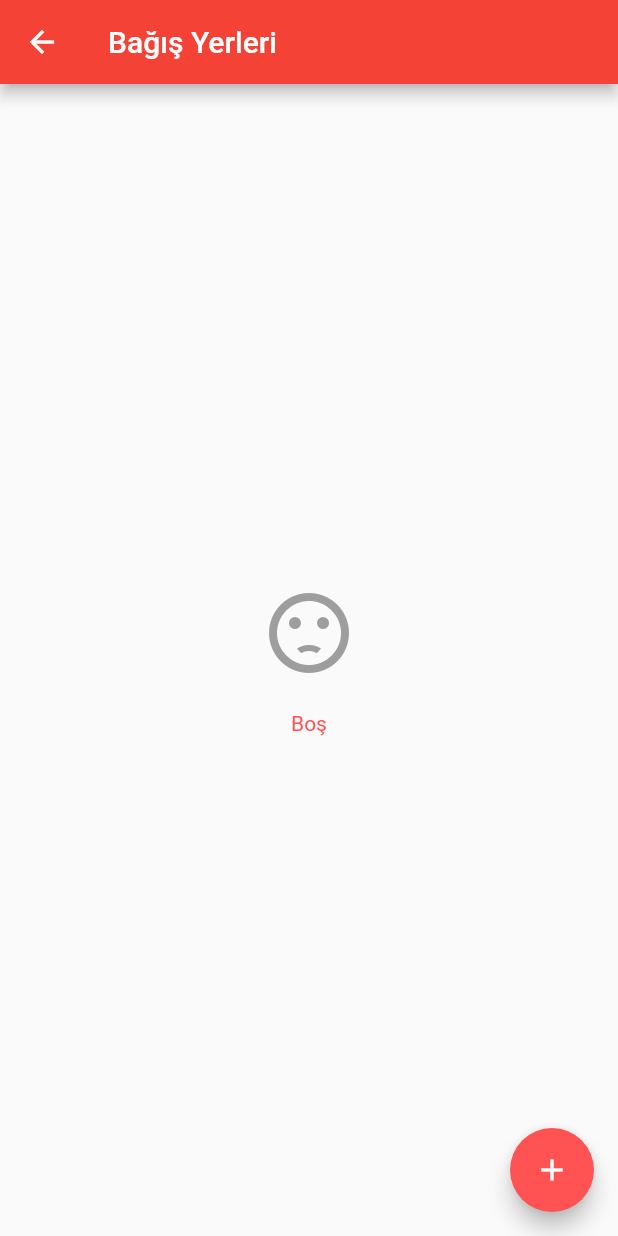
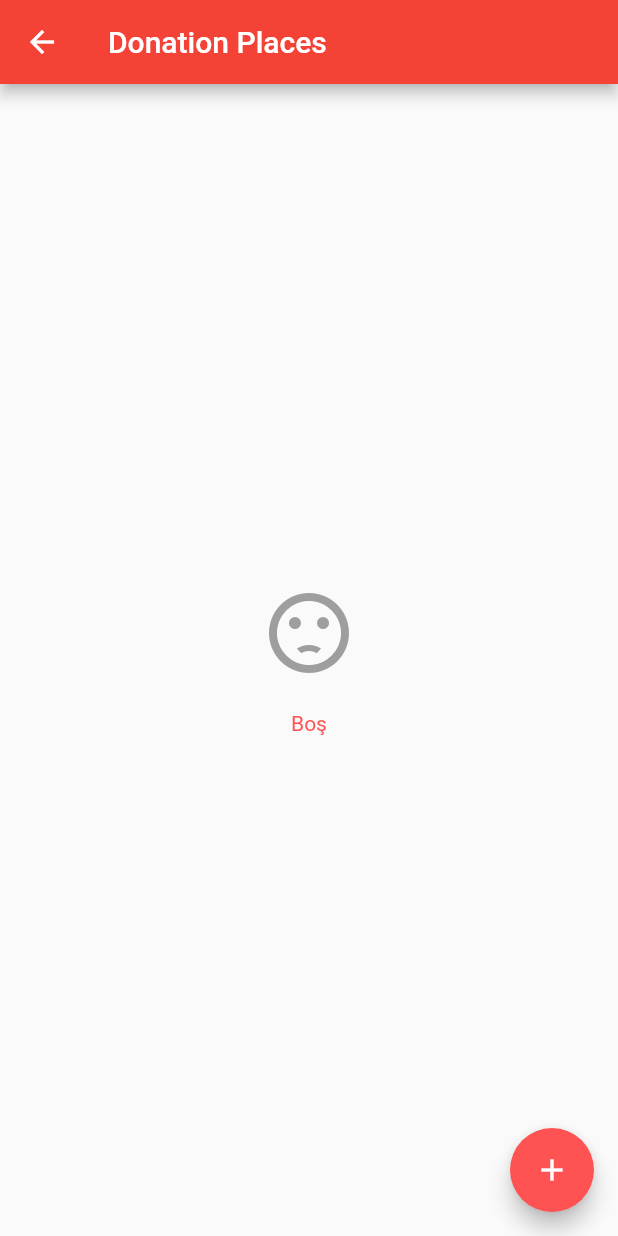
Before and after one commit to FiratAlabuga/KanDostumV2, a Flutter app: the LocationPage screen opened directly, on a phone screen of 412 x 824 dp. Run offline on Flutter 3.47's test engine with Material 2 defaults, Android fonts, the light colour scheme and no system bars; our stand-ins replace bottom_navy_bar, cloud_firestore, dynamic_theme, expansion_tile_card, extended_image, firebase_auth and 10 more; missing offline and left inert: maps_launcher, search_cep, simple_speed_dial, social_share; accounts and stored records are empty; generated files the repository leaves out were written again.

Commit message:
Update location_page.dart
Şilan

```diff
--- a/Mobil_App/lib/app/modules/locations/pages/location_page.dart
+++ b/Mobil_App/lib/app/modules/locations/pages/location_page.dart
@@ -32,7 +32,7 @@ class _LocationPageState extends State<LocationPage> {
   Widget build(BuildContext context) {
     return Scaffold(
       appBar: AppBar(
-        title: Text('Bağış Yerleri'),
+        title: Text('Donation Places'),
       ),
       floatingActionButton: FloatingActionButton(
         child: Icon(Icons.add),
```
